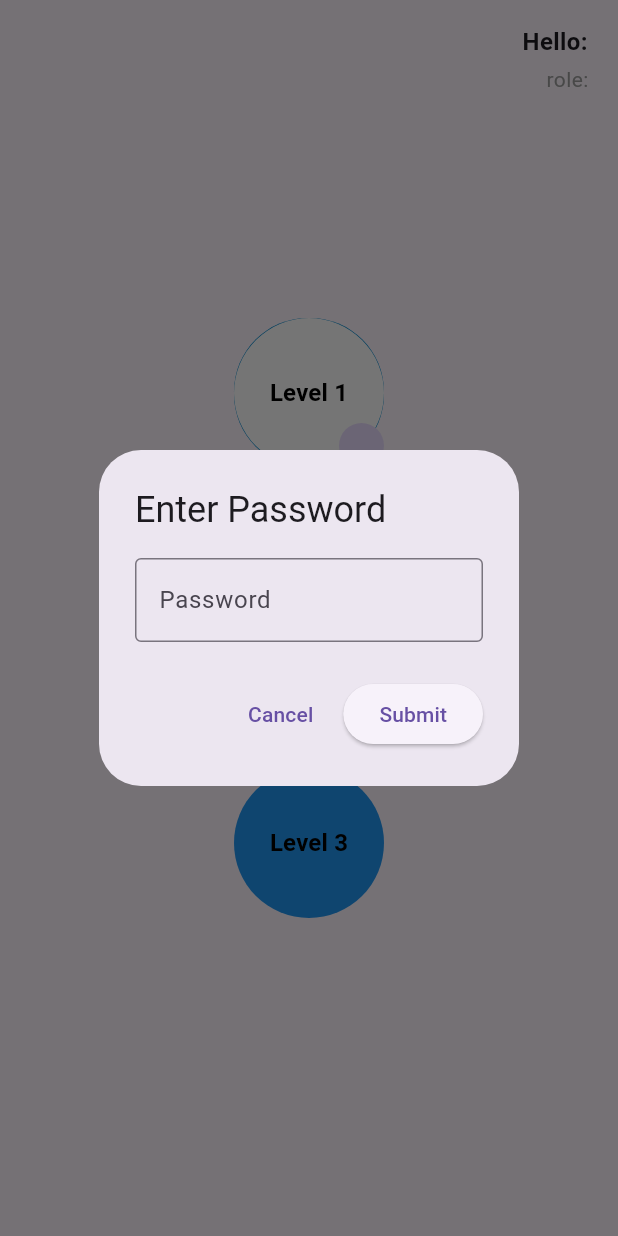
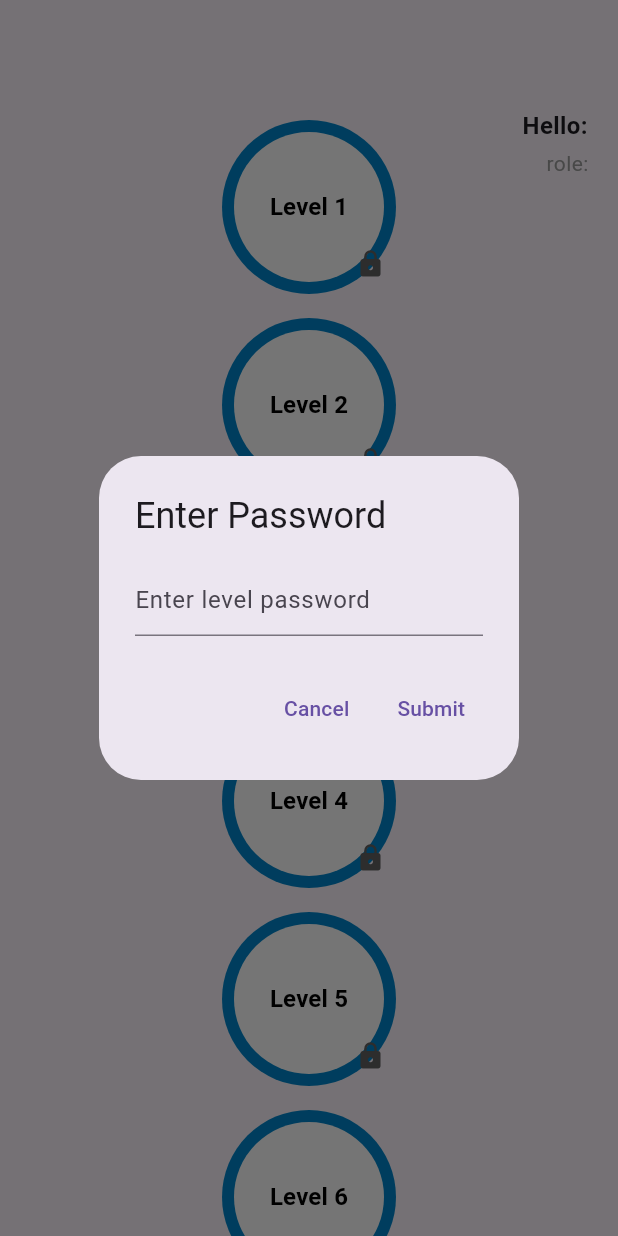
Before and after one commit to Mostafa424-web/work_task, a Flutter app: the HomeScreenView screen opened directly with empty values, after a tap on "Level 1", on a phone screen of 412 x 824 dp. Run offline on Flutter 3.47's test engine with Material 3 defaults, Android fonts, the phone set to English and light mode, and no system bars; our stand-ins replace cloud_firestore, firebase_auth, firebase_core, image_picker, qr_flutter; missing offline and left inert: mobile_scanner; accounts and stored records are empty.

Commit message:
add change pass level

```diff
--- a/lib/bottomnavbar/home.dart
+++ b/lib/bottomnavbar/home.dart
@@ -1,4 +1,7 @@
+import 'package:cloud_firestore/cloud_firestore.dart';
 import 'package:flutter/material.dart';
+import 'package:works/bottomnavbar/quiz.dart';
+import 'package:works/sign/sign_up.dart';
 
 class HomeScreenView extends StatefulWidget {
   const HomeScreenView({super.key, required this.userData});
@@ -11,6 +14,7 @@ class _HomeScreenViewState extends State<HomeScreenView> {
   @override
   Widget build(BuildContext context) {
     return Scaffold(
+      appBar: AppBar(),
       body: Stack(
         children: [
           // Positioned text in the top-right corner
@@ -29,7 +33,7 @@ class _HomeScreenViewState extends State<HomeScreenView> {
                       fontWeight: FontWeight.bold,
                     ),
                   ),
-                  SizedBox(height: 4), // Small space between the texts
+                  const SizedBox(height: 4), // Small space between the texts
                   Text(
                     "role: ${widget.userData!['role']}",
                     style: const TextStyle(
@@ -41,38 +45,63 @@ class _HomeScreenViewState extends State<HomeScreenView> {
               ),
             ),
           ),
-
           // Main content: Levels
-          Container(
-            width: double.infinity,
-            height: double.infinity,
-            child: Column(
+          Column(
             mainAxisAlignment:
                 MainAxisAlignment.center, // Center content vertically
             crossAxisAlignment:
                 CrossAxisAlignment.center, // Center content horizontally
             children: [
-                // Level 1 with overlay image
-                Stack(
+              Flexible(
+                child: ListView.builder(
+                  padding: const EdgeInsets.symmetric(vertical: 16),
+                  itemCount: 12,
+                    itemBuilder: (context, index) {
+                      return Padding(
+                        padding: const EdgeInsets.symmetric(vertical: 8.0),
+                        child: LevelCard(level: index + 1, onTap: () => showPasswordDialog(context, index)),
+                      );
+                    }
+                ),
+              )
+            ],
+          ),
+        ],
+      ),
+    );
+  }
+}
+
+class LevelCard extends StatelessWidget {
+  final int level;
+  final VoidCallback onTap;
+
+  const LevelCard({
+    Key? key,
+    required this.level,
+    required this.onTap,
+  }) : super(key: key);
+
+  @override
+  Widget build(BuildContext context) {
+    final TextEditingController passLevelController = TextEditingController();
+    return GestureDetector(
+      onTap: onTap,
+      child: Stack(
         alignment: Alignment.center,
         children: [
-                    GestureDetector(
-                      onTap: () {
-                        // open alert dialog
-                        showPasswordDialog(context);
-                        // enter level password
-                      },
-                      child: Container(
+          Container(
             decoration: BoxDecoration(
               color: const Color(0xff0086CC),
-                          borderRadius: BorderRadius.circular(49)
+              borderRadius: BorderRadius.circular(150),
             ),
-                        child: const CircleAvatar(
+            padding: const EdgeInsets.all(8),
+            child: CircleAvatar(
               radius: 50,
               backgroundColor: Colors.white,
               child: Text(
-                            'Level 1',
-                            style: TextStyle(
+                'Level $level',
+                style: const TextStyle(
                   color: Colors.black,
                   fontSize: 16,
                   fontWeight: FontWeight.bold,
@@ -80,49 +109,13 @@ class _HomeScreenViewState extends State<HomeScreenView> {
               ),
             ),
           ),
-                    ),
-                    const Positioned(
-                      right: 0,
-                      bottom: 0,
-                      child: CircleAvatar(
-                        radius: 15,
-                        /*  backgroundImage: NetworkImage(
-                          'https://via.placeholder.com/150', // Replace with actual image URL
-                        ), */
-                      ),
-                    ),
-                  ],
-                ),
-                const SizedBox(height: 50),
-
-                // Level 2
-                const CircleAvatar(
-                  radius: 50,
-                  backgroundColor: Colors.blue,
-                  child: Text(
-                    'Level 2',
-                    style: TextStyle(
-                      color: Colors.black,
-                      fontSize: 16,
-                      fontWeight: FontWeight.bold,
-                    ),
-                  ),
-                ),
-                const SizedBox(height: 50),
-                // Level 3
-                const CircleAvatar(
-                  radius: 50,
-                  backgroundColor: Colors.blue,
-                  child: Text(
-                    'Level 3',
-                    style: TextStyle(
-                      color: Colors.black,
-                      fontSize: 16,
-                      fontWeight: FontWeight.bold,
-                    ),
-                  ),
-                ),
-              ],
+          Positioned(
+            right: 155,
+            bottom: 10,
+            child: Icon(
+              Icons.lock, // Example icon, replace if needed
+              color: Colors.grey[700],
+              size: 20,
             ),
           ),
         ],
@@ -130,38 +123,51 @@ class _HomeScreenViewState extends State<HomeScreenView> {
     );
   }
 }
-
-
-void showPasswordDialog(BuildContext context) {
-  final TextEditingController passwordController = TextEditingController();
-
+final TextEditingController passLevelController = TextEditingController();
+String passLevel = '';
+void showPasswordDialog(BuildContext context, int index) {
   showDialog(
     context: context,
-    builder: (BuildContext context) {
+    builder: (context) {
       return AlertDialog(
         title: const Text("Enter Password"),
         content: TextField(
-          controller: passwordController,
-          obscureText: true,
+          controller: passLevelController,
           decoration: const InputDecoration(
-            hintText: "Password",
-            border: OutlineInputBorder(),
+            hintText: "Enter level password",
           ),
+          onChanged: (value) {
+            passLevel = passLevelController.text.trim();
+          },
         ),
         actions: [
           TextButton(
-            onPressed: () {
-              // Handle cancel action
-              Navigator.of(context).pop();
-            },
+            onPressed: () => Navigator.pop(context),
             child: const Text("Cancel"),
           ),
-          ElevatedButton(
-            onPressed: () {
-              // Handle password submission
-              final enteredPassword = passwordController.text;
-              Navigator.of(context).pop(); // Close the dialog
-              print("Password entered: $enteredPassword");
+          TextButton(
+            onPressed: () async{
+              // Perform validation
+              DocumentSnapshot docSnapshot = await FirebaseFirestore.instance
+                  .collection('pwdrole')
+              .doc('password_level')// Firestore collection name
+                  .get();
+              Map<String, dynamic>? data = docSnapshot.data() as Map<String, dynamic>?;
+              if (data == null || data['Level $index'] == null) {
+                print('Field does not exist');
+                return;
+              }
+              else if (passLevelController.text.trim() == data['Level ${index + 1}']) {
+                print('Password correct for Level ${index + 1}');
+                passLevelController.dispose();
+                Navigator.pushReplacement(
+                  context,
+                  MaterialPageRoute(builder: (context) => QuizScreen()),
+                );
+
+              } else {
+                print('Incorrect Pass');
+              }
             },
             child: const Text("Submit"),
           ),
--- a/lib/bottomnavbar/quiz.dart
+++ b/lib/bottomnavbar/quiz.dart
@@ -44,8 +44,10 @@ class QuizScreen extends StatelessWidget {
                     ),
                   ],
                 ),
+                SizedBox(height: 30,),
                 // Options
-                Column(
+                Expanded(
+                  child: ListView(
                     children: [
                       AnswerOption(
                         text:
@@ -67,6 +69,7 @@ class QuizScreen extends StatelessWidget {
                             "UI is about the content structure, and UX is about the code behind the product.",
                       ),
                     ],
+                  ),
                 ),
                 // Next Button
                 ElevatedButton(
--- a/lib/main.dart
+++ b/lib/main.dart
@@ -24,7 +24,7 @@ class MyApp extends StatelessWidget {
       theme: ThemeData(
         useMaterial3: true,
       ),
-      home: QRScannerScreen(),
+      home: const SignUp(),
       //const SignUp(),
     );
   }
--- a/pubspec.yaml
+++ b/pubspec.yaml
@@ -45,6 +45,8 @@ dependencies:
   path_provider: ^2.1.5
   url_launcher: ^6.3.1
   intl: ^0.19.0
+  firebase_storage: ^12.3.6
+  shimmer: ^3.0.0
 
 dev_dependencies:
   flutter_test:
```
Also changed, not shown: lib/bottomnavbar/leaderboard.dart (+32 -19 lines), lib/sign/sign_up.dart (+27 -7 lines), lib/utils/functions.dart (+12 -29 lines), pubspec.lock, 3 other files. Lines whose indentation alone changed are shown as unchanged.
